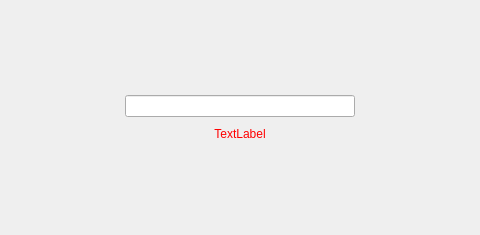
EasonLu1222/readByYourself, file ui/barcode_dialog.ui: the form before one commit; both pictures show x 115 to 595 and y 0 to 235 of the 710 by 235 pixel window.
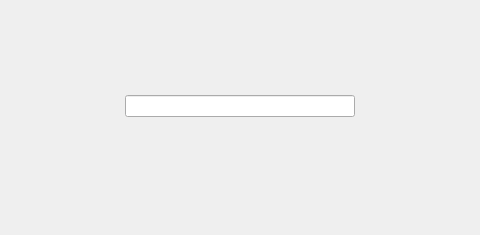
The form after the commit.

Commit message: Hide barcode dialog error message

What changed in the file:
```diff
--- a/ui/barcode_dialog.ui
+++ b/ui/barcode_dialog.ui
@@ -66,7 +66,7 @@
           <string notr="true">color:red;margin-top:10</string>
          </property>
          <property name="text">
-          <string>TextLabel</string>
+          <string/>
          </property>
          <property name="alignment">
           <set>Qt::AlignCenter</set>
```
The commit also changes 1 other file.
